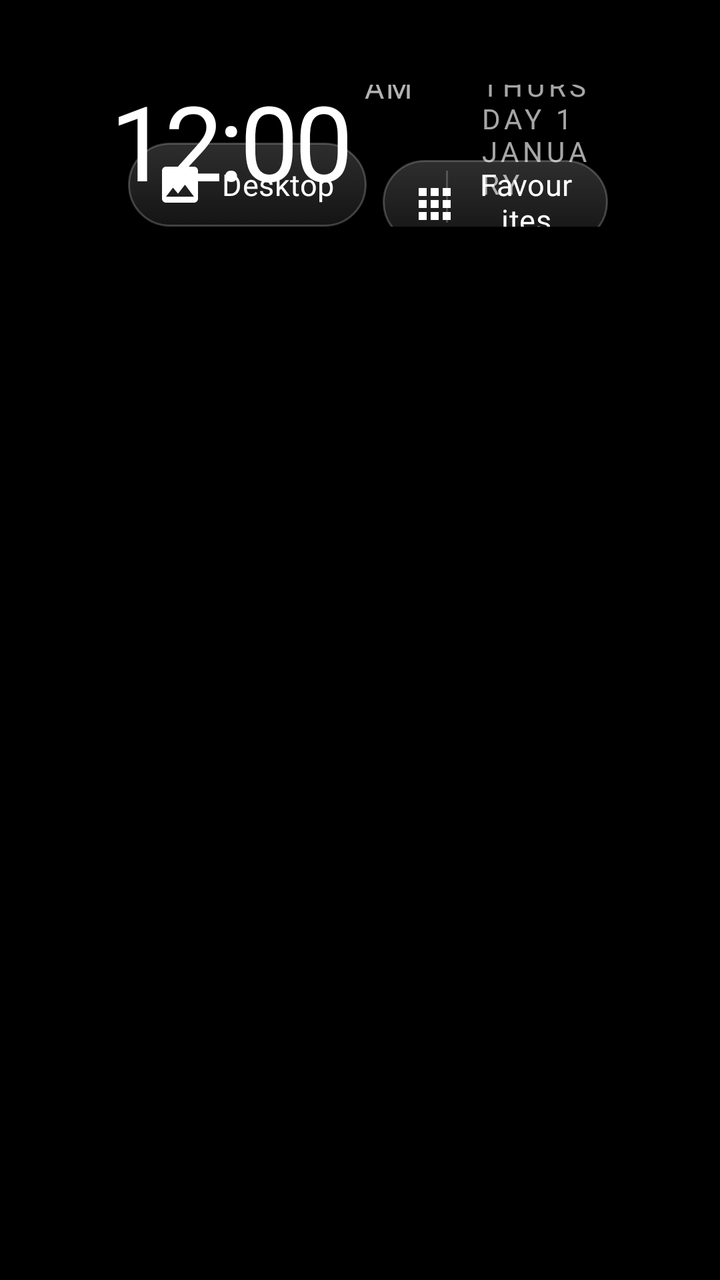
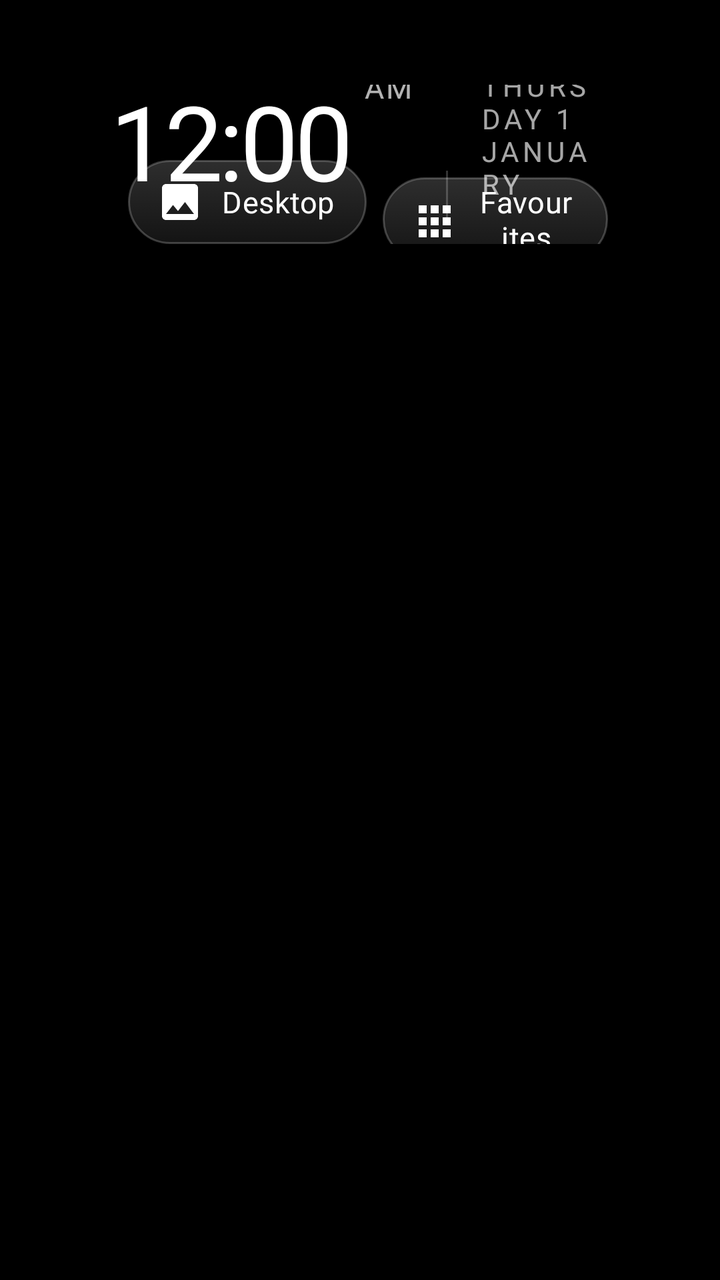

Screens rendered from an Android XML layout before and after an edit, with the pre-edit source and the edit as a unified diff.
<!-- AndroidManifest.xml: application theme Theme.TvHome -->
<!-- res/layout/activity_main.xml -->
<?xml version="1.0" encoding="utf-8"?>
<FrameLayout xmlns:android="http://schemas.android.com/apk/res/android"
    android:id="@+id/root"
    android:layout_width="match_parent"
    android:layout_height="match_parent"
    android:background="#FF000000">

    
    <View
        android:id="@+id/ambient"
        android:layout_width="match_parent"
        android:layout_height="match_parent"
        android:alpha="0" />

    
    <TextView
        android:id="@+id/heroName"
        android:layout_width="wrap_content"
        android:layout_height="wrap_content"
        android:layout_marginStart="68dp"
        android:alpha="0"
        android:textColor="#FFFFFFFF"
        android:textSize="48sp"
        android:fontFamily="@font/outfit"
        android:fontVariationSettings="'wght' 300"
        android:letterSpacing="-0.02"
        android:includeFontPadding="false"
        android:singleLine="true" />

    <LinearLayout
        android:layout_width="match_parent"
        android:layout_height="match_parent"
        android:orientation="vertical"
        android:paddingStart="56dp"
        android:paddingEnd="56dp"
        android:paddingTop="26dp">

        <RelativeLayout
            android:layout_width="match_parent"
            android:layout_height="wrap_content">

            <LinearLayout
                android:id="@+id/leftBlock"
                android:layout_width="wrap_content"
                android:layout_height="wrap_content"
                android:layout_alignParentStart="true"
                android:orientation="vertical">

                <TextView
                    android:id="@+id/greeting"
                    android:layout_width="wrap_content"
                    android:layout_height="wrap_content"
                    android:layout_marginStart="4dp"
                    android:textColor="#8CFFFFFF"
                    android:textSize="12sp"
                    android:fontFamily="@font/outfit"
                    android:fontVariationSettings="'wght' 500"
                    android:letterSpacing="0.22"
                    android:textAllCaps="true" />

                <LinearLayout
                    android:layout_width="wrap_content"
                    android:layout_height="wrap_content"
                    android:orientation="horizontal"
                    android:baselineAligned="true">

                    <TextClock
                        android:id="@+id/clock"
                        android:layout_width="wrap_content"
                        android:layout_height="wrap_content"
                        android:format12Hour="h:mm"
                        android:format24Hour="HH:mm"
                        android:textColor="#FFFFFFFF"
                        android:textSize="52sp"
                        android:fontFamily="@font/outfit"
                        android:fontVariationSettings="'wght' 300"
                        android:letterSpacing="-0.04"
                        android:includeFontPadding="false" />

                    <TextClock
                        android:id="@+id/ampm"
                        android:layout_width="wrap_content"
                        android:layout_height="wrap_content"
                        android:layout_marginStart="6dp"
                        android:layout_gravity="bottom"
                        android:layout_marginBottom="8dp"
                        android:format12Hour="a"
                        android:format24Hour=""
                        android:textColor="#B3FFFFFF"
                        android:textSize="15sp"
                        android:fontFamily="@font/outfit"
                        android:fontVariationSettings="'wght' 500"
                        android:letterSpacing="0.08"
                        android:textAllCaps="true" />

                    <View
                        android:layout_width="1dp"
                        android:layout_height="26dp"
                        android:layout_gravity="bottom"
                        android:layout_marginStart="16dp"
                        android:layout_marginEnd="16dp"
                        android:layout_marginBottom="8dp"
                        android:background="#33FFFFFF" />

                    <TextClock
                        android:id="@+id/date"
                        android:layout_width="wrap_content"
                        android:layout_height="wrap_content"
                        android:layout_gravity="bottom"
                        android:layout_marginBottom="9dp"
                        android:format12Hour="@string/date_format"
                        android:format24Hour="@string/date_format"
                        android:textColor="#A6FFFFFF"
                        android:textSize="14sp"
                        android:fontFamily="@font/outfit"
                        android:fontVariationSettings="'wght' 400"
                        android:letterSpacing="0.14"
                        android:textAllCaps="true" />
                </LinearLayout>

                
                <LinearLayout
                    android:id="@+id/weatherLine"
                    android:layout_width="wrap_content"
                    android:layout_height="wrap_content"
                    android:layout_marginStart="4dp"
                    android:layout_marginTop="7dp"
                    android:orientation="horizontal"
                    android:gravity="center_vertical"
                    android:background="@drawable/input_row_bg"
                    android:paddingStart="9dp"
                    android:paddingEnd="12dp"
                    android:paddingTop="4dp"
                    android:paddingBottom="4dp"
                    android:focusable="true"
                    android:focusableInTouchMode="true"
                    android:nextFocusRight="@+id/btnWallpaper"
                    android:visibility="gone">

                    <ImageView
                        android:id="@+id/weatherIcon"
                        android:layout_width="19dp"
                        android:layout_height="19dp"
                        android:layout_marginEnd="7dp"
                        android:duplicateParentState="true"
                        android:tint="@drawable/pill_text"
                        android:contentDescription="@null" />

                    <TextView
                        android:id="@+id/weatherText"
                        android:layout_width="wrap_content"
                        android:layout_height="wrap_content"
                        android:duplicateParentState="true"
                        android:textColor="@drawable/pill_text"
                        android:textSize="14sp"
                        android:fontFamily="@font/outfit"
                        android:fontVariationSettings="'wght' 400"
                        android:letterSpacing="0.04" />
                </LinearLayout>
            </LinearLayout>

            <LinearLayout
                android:id="@+id/topButtons"
                android:layout_width="wrap_content"
                android:layout_height="wrap_content"
                android:layout_alignParentEnd="true"
                android:layout_alignBottom="@id/leftBlock"
                android:layout_marginBottom="6dp"
                android:orientation="horizontal">

                <TextView
                    android:id="@+id/btnWallpaper"
                    style="@style/TopButton"
                    android:text="@string/desktop"
                    android:drawableStart="@drawable/ic_wallpaper"
                    android:nextFocusLeft="@+id/weatherLine"
                    android:nextFocusDown="@+id/grid" />

                <TextView
                    android:id="@+id/btnDock"
                    style="@style/TopButton"
                    android:text="@string/favourites"
                    android:drawableStart="@drawable/ic_dock"
                    android:nextFocusDown="@+id/grid" />

                <TextView
                    android:id="@+id/btnInputs"
                    style="@style/TopButton"
                    android:text="@string/inputs"
                    android:drawableStart="@drawable/ic_input"
                    android:nextFocusDown="@+id/grid" />

                <TextView
                    android:id="@+id/btnWifi"
                    style="@style/TopButton"
                    android:text="@string/wifi"
                    android:drawableStart="@drawable/ic_wifi"
                    android:nextFocusDown="@+id/grid" />

                <TextView
                    android:id="@+id/btnSettings"
                    style="@style/TopButton"
                    android:text="@string/settings"
                    android:drawableStart="@drawable/ic_settings"
                    android:nextFocusDown="@+id/grid" />
            </LinearLayout>
        </RelativeLayout>

        
        <FrameLayout
            android:layout_width="match_parent"
            android:layout_height="0dp"
            android:layout_weight="1"
            android:layout_marginTop="10dp">

            <androidx.recyclerview.widget.RecyclerView
                android:id="@+id/grid"
                android:layout_width="match_parent"
                android:layout_height="match_parent"
                android:paddingTop="10dp"
                android:paddingBottom="40dp"
                android:clipToPadding="false"
                android:clipChildren="false"
                android:overScrollMode="never"
                android:scrollbars="none"
                android:descendantFocusability="afterDescendants" />
        </FrameLayout>
    </LinearLayout>

    
    <com.gathin.tvhome.GlassView
        android:id="@+id/glass"
        android:layout_width="10dp"
        android:layout_height="10dp"
        android:alpha="0"
        android:importantForAccessibility="no" />
</FrameLayout>
<!-- resources referenced by this layout -->
<resources>
  <!-- drawable ic_dock (drawable) -->
  <vector xmlns:android="http://schemas.android.com/apk/res/android"
      android:width="24dp"
      android:height="24dp"
      android:viewportWidth="24"
      android:viewportHeight="24"
      android:tint="#FFFFFFFF">
      <path
          android:fillColor="#FFFFFFFF"
          android:pathData="M4,5h4v4H4zM10,5h4v4h-4zM16,5h4v4h-4zM4,11h4v4H4zM10,11h4v4h-4zM16,11h4v4h-4zM4,17h4v4H4zM10,17h4v4h-4zM16,17h4v4h-4z" />
  </vector>
  <!-- drawable ic_input (drawable) -->
  <?xml version="1.0" encoding="utf-8"?>
  <vector xmlns:android="http://schemas.android.com/apk/res/android"
      android:width="22dp" android:height="22dp"
      android:viewportWidth="24" android:viewportHeight="24">
      <path android:fillColor="#FFFFFFFF"
          android:pathData="M18,7V4c0,-1.1 -0.9,-2 -2,-2H8C6.9,2 6,2.9 6,4v3H5v6l3,6v3h8v-3l3,-6V7H18zM8,4h8v3h-2V5h-1v2h-2V5h-1v2H8V4z" />
  </vector>
  <!-- drawable ic_wallpaper (drawable) -->
  <vector xmlns:android="http://schemas.android.com/apk/res/android"
      android:width="24dp"
      android:height="24dp"
      android:viewportWidth="24"
      android:viewportHeight="24"
      android:tint="#FFFFFFFF">
      <path
          android:fillColor="#FFFFFFFF"
          android:pathData="M21,19V5c0,-1.1 -0.9,-2 -2,-2H5c-1.1,0 -2,0.9 -2,2v14c0,1.1 0.9,2 2,2h14c1.1,0 2,-0.9 2,-2zM8.5,13.5l2.5,3.01L14.5,12l4.5,6H5l3.5,-4.5z" />
  </vector>
  <!-- drawable ic_wifi (drawable) -->
  <?xml version="1.0" encoding="utf-8"?>
  <vector xmlns:android="http://schemas.android.com/apk/res/android"
      android:width="22dp" android:height="22dp"
      android:viewportWidth="24" android:viewportHeight="24">
      <path android:fillColor="#FFFFFFFF"
          android:pathData="M1,9l2,2c4.97,-4.97 13.03,-4.97 18,0l2,-2C16.93,2.93 7.08,2.93 1,9zM9,17l3,3 3,-3c-1.65,-1.66 -4.34,-1.66 -6,0zM5,13l2,2c2.76,-2.76 7.24,-2.76 10,0l2,-2C15.14,9.14 8.87,9.14 5,13z" />
  </vector>
  <!-- drawable input_row_bg (drawable) -->
  <?xml version="1.0" encoding="utf-8"?>
  <selector xmlns:android="http://schemas.android.com/apk/res/android">
      <item android:state_focused="true">
          <shape android:shape="rectangle">
              <solid android:color="#F5FFFFFF" />
              <corners android:radius="13dp" />
          </shape>
      </item>
      <item>
          <shape android:shape="rectangle">
              <solid android:color="#00000000" />
              <corners android:radius="13dp" />
          </shape>
      </item>
  </selector>
  <!-- drawable pill_text (drawable) -->
  <?xml version="1.0" encoding="utf-8"?>
  <selector xmlns:android="http://schemas.android.com/apk/res/android">
      <item android:state_focused="true" android:color="#FF111111" />
      <item android:color="#FFFFFFFF" />
  </selector>
  <string name="date_format">EEEE  d MMMM</string>
  <string name="desktop">Desktop</string>
  <string name="favourites">Favourites</string>
  <string name="inputs">Inputs</string>
  <string name="settings">Settings</string>
  <string name="wifi">Wi-Fi</string>
  <style name="Theme.TvHome" parent="android:Theme.Material.NoActionBar.Fullscreen">
          <item name="android:windowBackground">@android:color/black</item>
          <item name="android:colorBackground">@android:color/black</item>
          <item name="android:windowAnimationStyle">@null</item>
      </style>
  <!-- drawable pill_bg (drawable) -->
  <?xml version="1.0" encoding="utf-8"?>
  <selector xmlns:android="http://schemas.android.com/apk/res/android">
      <item android:state_focused="true">
          <shape android:shape="rectangle">
              <solid android:color="#F5FFFFFF" />
              <corners android:radius="21dp" />
          </shape>
      </item>
      <item>
          <shape android:shape="rectangle">
              <gradient android:angle="270" android:startColor="#2EFFFFFF" android:endColor="#14FFFFFF" />
              <stroke android:width="1dp" android:color="#38FFFFFF" />
              <corners android:radius="21dp" />
          </shape>
      </item>
  </selector>
  <!-- unchanged entries left out for length: 2 -->
</resources>

<!-- the commit's change to res/layout/activity_main.xml (unified diff, before → after) -->
@@ -123,8 +123,7 @@
                     android:id="@+id/weatherLine"
                     android:layout_width="wrap_content"
                     android:layout_height="wrap_content"
-                    android:layout_marginStart="4dp"
-                    android:layout_marginTop="7dp"
+                    android:layout_marginTop="9dp"
                     android:orientation="horizontal"
                     android:gravity="center_vertical"
                     android:background="@drawable/input_row_bg"
@@ -164,8 +163,8 @@
                 android:layout_width="wrap_content"
                 android:layout_height="wrap_content"
                 android:layout_alignParentEnd="true"
-                android:layout_alignBottom="@id/leftBlock"
-                android:layout_marginBottom="6dp"
+                android:layout_alignParentTop="true"
+                android:layout_marginTop="54dp"
                 android:orientation="horizontal">
 
                 <TextView
